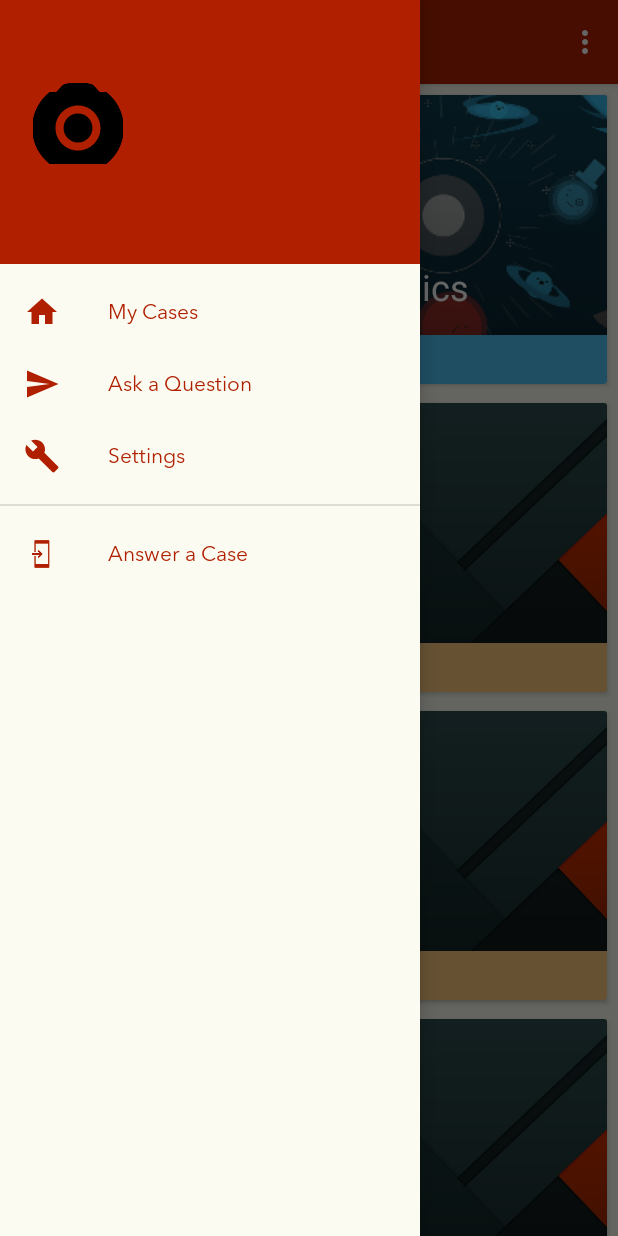
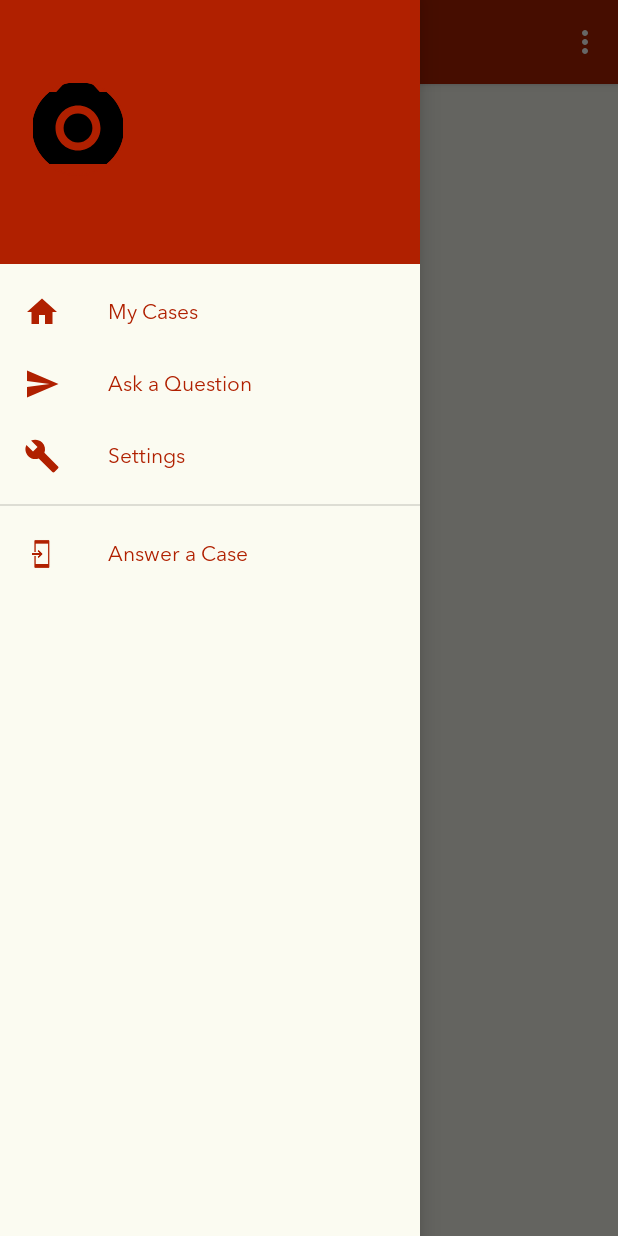
Before and after one commit to aditink/Xevo1, an Android app: the fragment CaseListFragment placed in its activity, with the side drawer open, on a phone screen of 412 x 824 dp. Run offline under Robolectric (Android 15) with nearby library versions, the phone set to English and light mode, and no system bars; our stand-ins replace CircleImageView, Firebase (no records; nobody signed in at launch, a user with empty details on screens opened directly); pictures from the network do not load.

Commit message:
load category list from database

```diff
--- a/Xevo1/app/src/main/java/xevo/xevo1/AnswerCategoryFragment.kt
+++ b/Xevo1/app/src/main/java/xevo/xevo1/AnswerCategoryFragment.kt
@@ -19,6 +19,7 @@ import kotlinx.android.synthetic.main.fragment_case_list.view.*
 import xevo.xevo1.models.CategoryAdapter
 import xevo.xevo1.models.CategoryData
 import android.util.TypedValue
+import com.google.firebase.database.*
 import xevo.xevo1.Util.ResourceTransformation
 
 const val CATEGORY_DATA = "xevo.xevo1.CATEGORY_DATA"
@@ -41,6 +42,9 @@ class AnswerCategoryFragment : XevoFragment() {
     public override val fragmentTag: String = "answer_category"
     public override val expandable: Boolean = false
 
+    private var categoryList: MutableList<CategoryData> = mutableListOf()
+    var database : DatabaseReference? = null
+
     override fun onCreate(savedInstanceState: Bundle?) {
         super.onCreate(savedInstanceState)
     }
@@ -55,30 +59,39 @@ class AnswerCategoryFragment : XevoFragment() {
         v.categoryRecyclerView.addItemDecoration(GridSpacingItemDecoration(2, ResourceTransformation.dpToPx(resources, 2), true))
         v.categoryRecyclerView.itemAnimator = DefaultItemAnimator()
 
-        val testList: List<CategoryData> = List<CategoryData>(20) { id: Int ->
-            when (id) {
-                0 -> CategoryData("Mathematics",
-                        ResourceTransformation.drawableToUri(resources, R.drawable.test_header),
-                        getColor(resources, R.color.math, null), "math/")
-                1 -> CategoryData("Physics",
-                        ResourceTransformation.drawableToUri(resources, R.drawable.physics_header)
-                        , getColor(resources, R.color.physics, null), "phys/")
-                2 -> CategoryData("Computer Science",
-                        ResourceTransformation.drawableToUri(resources, R.drawable.test_header),
-                        getColor(resources, R.color.computerScience, null), "computer_science/")
-                else -> CategoryData("All",
-                        null,
-                        getColor(resources, R.color.catchAll, null), "")
+        database = FirebaseDatabase.getInstance().reference
+
+        val dataListener = object : ValueEventListener {
+            override fun onDataChange(dataSnapshot: DataSnapshot?) {
+                categoryList.clear()
+                dataSnapshot!!.children.mapNotNullTo(categoryList) {
+                    Log.d(TAG, it.toString())
+
+                    val data = it.getValue<CategoryData>(CategoryData::class.java)
+                    data?.dbString = it.key
+                    data
+                }
+                updateList(v)
+            }
+
+            override fun onCancelled(p0: DatabaseError?) {
             }
         }
 
-        v.categoryRecyclerView.adapter = CategoryAdapter(testList, { item ->
+        database!!.child("Subjects").addValueEventListener(dataListener)
+
+
+        return v
+    }
+
+    private fun updateList(view: View) {
+        val adapter = CategoryAdapter(categoryList, { item ->
             startActivity(Intent(mContext, QuestionListActivity::class.java).apply {
                 putExtra(CATEGORY_DATA, item)
             })
         })
-
-        return v
+        view.categoryRecyclerView.adapter = adapter
+        Log.d(TAG, categoryList.toString())
     }
 
     override fun onAttach(context: Context?) {
--- a/Xevo1/app/src/main/java/xevo/xevo1/CaseListFragment.kt
+++ b/Xevo1/app/src/main/java/xevo/xevo1/CaseListFragment.kt
@@ -40,8 +40,7 @@ class CaseListFragment : XevoFragment() {
     val userId = FirebaseAuth.getInstance().currentUser!!.uid
     var database : DatabaseReference? = null
     lateinit var questionList : MutableCollection<CaseOverview>
-    val t = object : GenericTypeIndicator<HashMap<String, CaseOverview>>() {
-    }
+    val t = object : GenericTypeIndicator<HashMap<String, CaseOverview>>() {}
 
     override fun onCreate(savedInstanceState: Bundle?) {
         super.onCreate(savedInstanceState)
@@ -60,7 +59,7 @@ class CaseListFragment : XevoFragment() {
         }
         v.recyclerView.layoutManager = LinearLayoutManager(mContext)
 
-        var postListener : ValueEventListener = object : ValueEventListener {
+        val postListener : ValueEventListener = object : ValueEventListener {
             override fun onCancelled(databaseError : DatabaseError?) {
                 Log.w(TAG, "loadPost:onCancelled", databaseError?.toException())
             }
@@ -72,7 +71,7 @@ class CaseListFragment : XevoFragment() {
                     loadList(v)
                 }
             }
-        };
+        }
 
         database?.addValueEventListener(postListener);
 
@@ -94,7 +93,6 @@ class CaseListFragment : XevoFragment() {
         val listItems: List<CaseData> = questionList.map { caseOverview : CaseOverview -> CaseData(caseOverview) }
         val adapter = CaseAdapter(listItems) { data:CaseData -> questionDetails(data) }
         v.recyclerView.adapter = adapter
-        Log.d(TAG, listItems.toString())
     }
 
     fun questionDetails(case : CaseData) {
--- a/Xevo1/app/src/main/java/xevo/xevo1/models/CategoryAdapter.kt
+++ b/Xevo1/app/src/main/java/xevo/xevo1/models/CategoryAdapter.kt
@@ -1,5 +1,6 @@
 package xevo.xevo1.models
 
+import android.graphics.Color
 import android.support.v4.content.res.ResourcesCompat.getColor
 import android.support.v7.widget.RecyclerView
 import android.view.LayoutInflater
@@ -32,9 +33,9 @@ class CategoryAdapter(val items: List<CategoryData>, val listener: (CategoryData
             } else {
                 categoryImage.setImageURI(item.photoUri)
             }
-            categoryTitle.text = item.category
+            categoryTitle.text = item.displayString
             countTextView.text = "11 new"
-            cardView.setCardBackgroundColor(item.color)
+            cardView.setCardBackgroundColor(Color.parseColor("#%s".format(item.color)))
 
             setOnClickListener { listener(item) }
         }
--- a/Xevo1/app/src/main/java/xevo/xevo1/models/CategoryData.kt
+++ b/Xevo1/app/src/main/java/xevo/xevo1/models/CategoryData.kt
@@ -11,8 +11,8 @@ import kotlinx.android.parcel.Parcelize
 @SuppressLint("ParcelCreator")
 @Parcelize
 data class CategoryData(
-        val category: String,
-        val photoUri: Uri?,
-        val color: Int,
-        val dbString: String
+        val displayString: String = "",
+        val color: String = "",
+        val photoUri: Uri? = null,
+        var dbString: String = ""
 ) : Parcelable
```
Also changed, not shown: Xevo1/app/src/main/java/xevo/xevo1/QuestionListActivity.kt (+4 -4 lines), Xevo1/app/src/main/res/layout/category_card.xml (+0 -8 lines).
